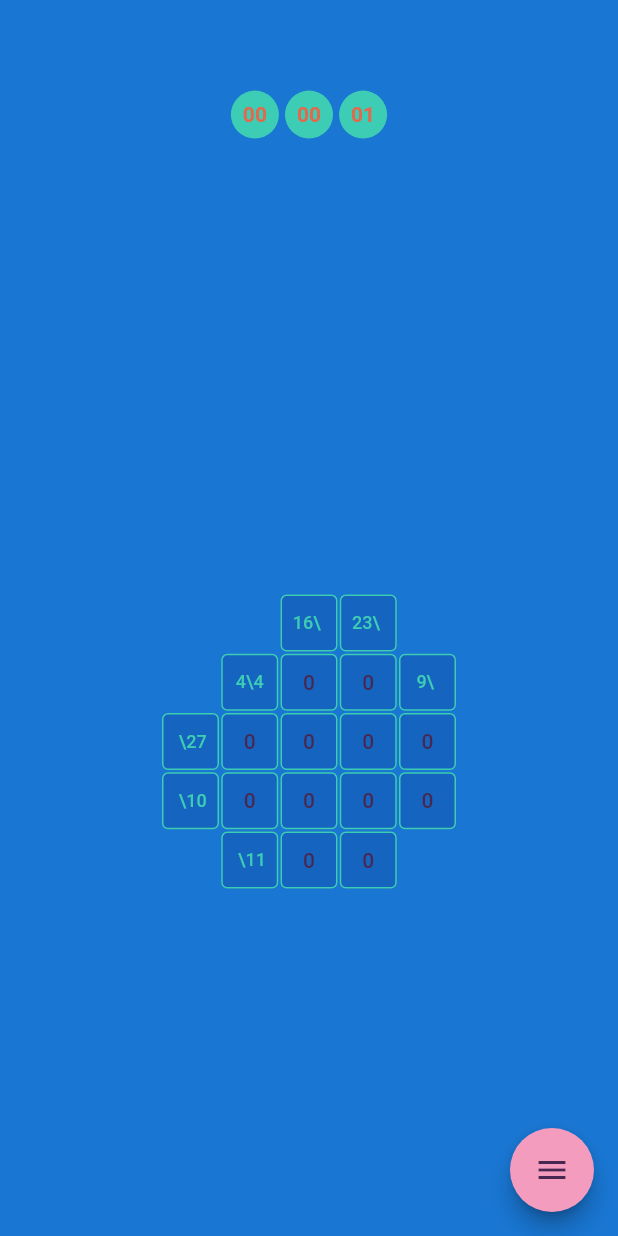
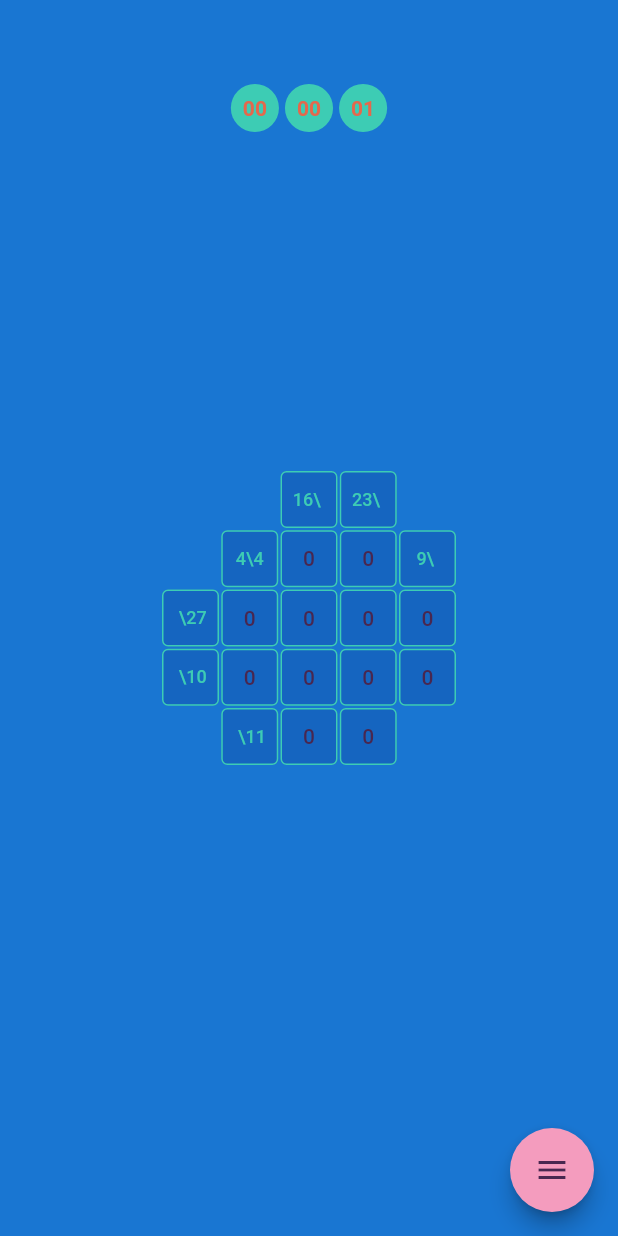
Before and after one commit to Lulu-fw01/kakuro-game, a Flutter app: the GameScreen screen opened by its route, on a phone screen of 412 x 824 dp. Run offline on Flutter 3.47's test engine with Material 2 defaults, Android fonts, the phone set to English and light mode, and no system bars.

Commit message:
added stack in game screen, small change in time_card

```diff
--- a/kakuro_game/lib/screens/game_screen/game_screen.dart
+++ b/kakuro_game/lib/screens/game_screen/game_screen.dart
@@ -2,6 +2,7 @@ import 'package:flutter/material.dart';
 import 'package:kakuro_game/models/options_icons.dart';
 import 'package:kakuro_game/providers/stopwatch_notifier.dart';
 import 'package:kakuro_game/widgets/options_floating_button/option_button/stopwatch_button.dart';
+import 'package:kakuro_game/widgets/time/time_card.dart';
 import 'package:provider/provider.dart';
 import 'package:kakuro_game/assets/consts.dart';
 import 'package:kakuro_game/utilities/field/field.dart';
@@ -39,19 +40,10 @@ class GameScreen extends StatelessWidget {
       // Background color of the screen.
       backgroundColor: backgroundColor,
       // Place buttons in the center of screen.
-      body: Column(
-        //mainAxisAlignment: MainAxisAlignment.start,
+      body: Stack(
+        alignment: Alignment.topCenter,
         children: [
-          const Expanded(
-            flex: 2,
-            child: Padding(
-              padding: EdgeInsets.all(6.0),
-              child: GameStopwatch(),
-            ),
-          ),
-          Expanded(
-              flex: 8,
-              child: Container(
+          Container(
               alignment: Alignment.center,
               width: MediaQuery.of(context).size.width,
               child: Center(child: LayoutBuilder(
@@ -61,13 +53,10 @@ class GameScreen extends StatelessWidget {
                     height: constraints.maxHeight,
                     child: ClipRect(
                         child: InteractiveViewer(
-                          //boundaryMargin: const EdgeInsets.all(double.infinity),
-                          //constrained: false,
                       minScale: 0.7,
                       maxScale: 2,
-                          // Arrange rows of buttons in a column.
-                          child: Center(child:
-                          Wrap(
+                      child: Center(
+                          child: Wrap(
                         direction: Axis.vertical,
                         spacing: 1.5,
                         children: f.getRows(),
@@ -75,7 +64,11 @@ class GameScreen extends StatelessWidget {
                     )),
                   );
                 },
-                  ))))
+              ))),
+          const Padding(
+            padding: EdgeInsets.all(56.0),
+            child: GameStopwatch(),
+          ),
         ],
       ),
       floatingActionButton: OptionsFab(
--- a/kakuro_game/lib/widgets/time/time_card.dart
+++ b/kakuro_game/lib/widgets/time/time_card.dart
@@ -3,7 +3,22 @@ import 'package:kakuro_game/assets/consts.dart';
 
 /// Time card that shows number of seconds,
 /// minutes or hours at the moment.
- Widget timeCard({required String time}) => Column(
+Widget timeCard({required String time}) => Container(
+      padding: const EdgeInsets.all(8),
+      decoration: BoxDecoration(
+          color: buttonColor, borderRadius: BorderRadius.circular(20)),
+      child: Text(
+        time,
+        style: const TextStyle(
+            fontWeight: FontWeight.bold, color: fifthColor, fontSize: 14),
+      ),
+    );
+
+
+
+/*
+
+Widget timeCard({required String time}) => Column(
       mainAxisAlignment: MainAxisAlignment.center,
       children: [
         Container(
@@ -17,8 +32,7 @@ import 'package:kakuro_game/assets/consts.dart';
                 fontWeight: FontWeight.bold, color: fifthColor, fontSize: 14),
           ),
         ),
-        const SizedBox(
-          height: 12,
-        ),
       ],
     );
+
+*/
```
Lines whose indentation alone changed are shown as unchanged.
